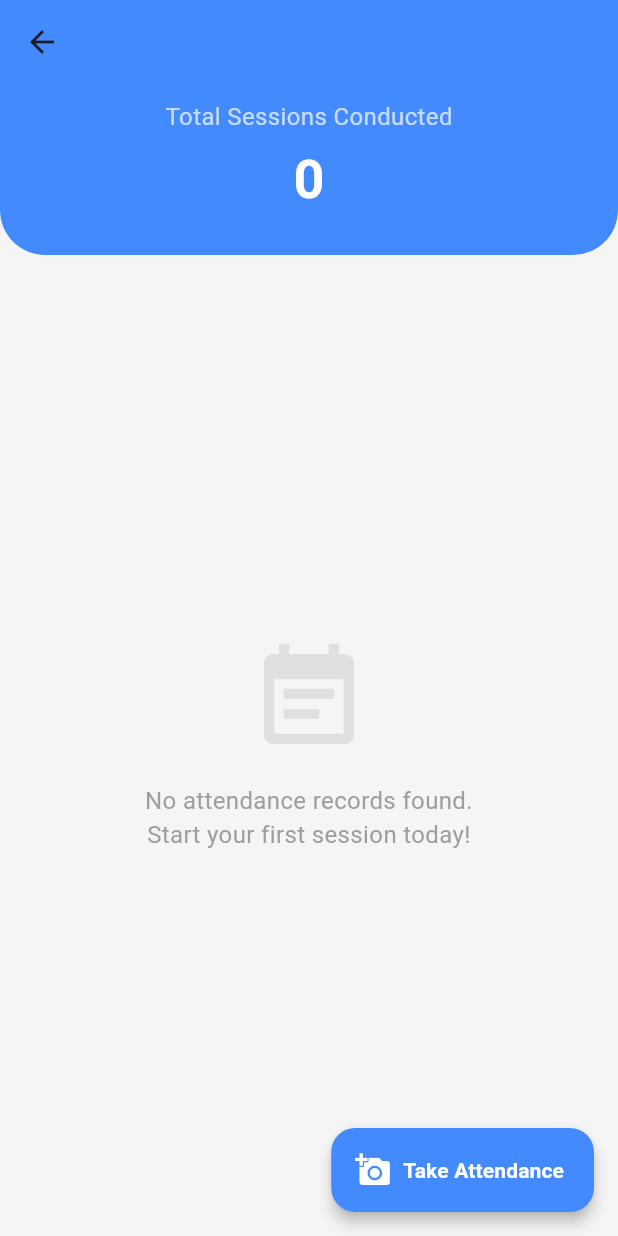
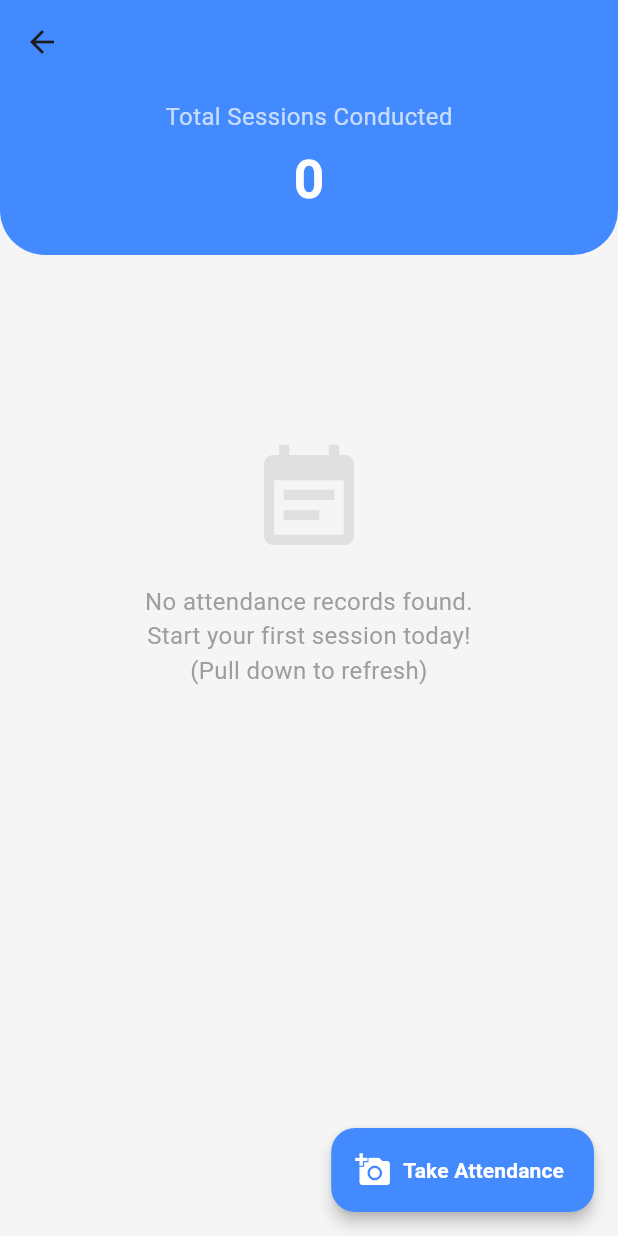
Before and after one commit to MustafaAhmed2614/Smart-Attendance-System-FYP, a Flutter app: the CourseSessionsScreen screen opened directly with empty values, on a phone screen of 412 x 824 dp. Run offline on Flutter 3.47's test engine with Material 3 defaults, Android fonts, the phone set to English and light mode, and no system bars; our stand-ins replace image_picker; network calls fail.

Commit message:
update-bugs

```diff
--- a/mobile_app/lib/screens/course_attendance_screen.dart
+++ b/mobile_app/lib/screens/course_attendance_screen.dart
@@ -623,7 +623,7 @@ class _CourseAttendanceScreenState extends State<CourseAttendanceScreen> {
 
   @override
   Widget build(BuildContext context) {
-    // ✨ WillPopScope taake Back button block ho jaye uploading ke waqt
+
     return WillPopScope(
       onWillPop: () async => !isUploadingFaces,
       child: DefaultTabController(
@@ -640,7 +640,7 @@ class _CourseAttendanceScreenState extends State<CourseAttendanceScreen> {
               ],
             ),
           ),
-          // ✨ Stack lagaya gaya hai Full Screen Loading ke liye
+
           body: Stack(
             children: [
               TabBarView(
@@ -890,7 +890,7 @@ class _CourseAttendanceScreenState extends State<CourseAttendanceScreen> {
                 ],
               ),
 
-              // ✨ Loading Overlay yahan hai
+
               if (isUploadingFaces)
                 Container(
                   width: double.infinity,
--- a/mobile_app/lib/screens/course_session_screen.dart
+++ b/mobile_app/lib/screens/course_session_screen.dart
@@ -19,37 +19,46 @@ class CourseSessionsScreen extends StatefulWidget {
 }
 
 class _CourseSessionsScreenState extends State<CourseSessionsScreen> {
-  late Future<List<String>> _sessionsFuture;
+  // ✨ FutureBuilder ki jagah manual state variables
+  List<String> sessions = [];
+  bool isLoading = true;
   final String backendUrl = AppConfig.backendUrl;
 
   @override
   void initState() {
     super.initState();
-    _sessionsFuture = fetchCourseSessions(widget.courseName);
+    fetchCourseSessions();
   }
 
-  Future<List<String>> fetchCourseSessions(String courseName) async {
+  // ✨ Naya Fetch Logic
+  Future<void> fetchCourseSessions() async {
     final url = Uri.parse(
-      '$backendUrl/course-sessions/${Uri.encodeComponent(courseName)}',
+      '$backendUrl/course-sessions/${Uri.encodeComponent(widget.courseName)}',
     );
     try {
-      print("Calling API: $url");
       final response = await http.get(url).timeout(const Duration(seconds: 10));
+
+      if (!mounted) return;
 
       if (response.statusCode == 200) {
         final data = json.decode(response.body);
         if (data['status'] == 'Success') {
-          return List<String>.from(data['sessions']);
-        }
-      }
-      return [];
-    } catch (e) {
-      print('Error fetching sessions: $e');
-      return [];
+          setState(() {
+            sessions = List<String>.from(data['sessions']);
+            isLoading = false; // Data aane ke baad loading off
+          });
+          return;
         }
       }
 
-  // ✨ UPDATE: Ab yeh function Din ka naam bhi batayega (e.g., Monday, 09 Jun 2026)
+      // Agar status success nahi hai
+      if (mounted) setState(() => isLoading = false);
+    } catch (e) {
+      print('Error fetching sessions: $e');
+      if (mounted) setState(() => isLoading = false);
+    }
+  }
+
   String getFormattedDate(String dateStr) {
     try {
       DateTime dt = DateTime.parse(dateStr);
@@ -77,8 +86,7 @@ class _CourseSessionsScreenState extends State<CourseSessionsScreen> {
         "Sunday",
       ];
 
-      String dayName =
-          weekdays[dt.weekday - 1]; // Dart mein 1=Monday, 7=Sunday hota hai
+      String dayName = weekdays[dt.weekday - 1];
       String dayNum = dt.day.toString().padLeft(2, '0');
       String monthName = months[dt.month - 1];
 
@@ -131,33 +139,9 @@ class _CourseSessionsScreenState extends State<CourseSessionsScreen> {
         backgroundColor: Colors.blueAccent,
         elevation: 0,
       ),
-      body: FutureBuilder<List<String>>(
-        future: _sessionsFuture,
-        builder: (context, snapshot) {
-          if (snapshot.connectionState == ConnectionState.waiting) {
-            return const Center(
-              child: CircularProgressIndicator(color: Colors.blueAccent),
-            );
-          } else if (snapshot.hasError) {
-            return Center(
-              child: Column(
-                mainAxisAlignment: MainAxisAlignment.center,
+      body: Column(
         children: [
-                  Icon(Icons.error_outline, size: 60, color: Colors.red[300]),
-                  const SizedBox(height: 10),
-                  const Text(
-                    'Error loading dates! Check connection.',
-                    style: TextStyle(color: Colors.grey),
-                  ),
-                ],
-              ),
-            );
-          }
-
-          final sessions = snapshot.data ?? [];
-
-          return Column(
-            children: [
+          // Header hamesha show hoga
           Container(
             width: double.infinity,
             padding: const EdgeInsets.only(bottom: 25, top: 10),
@@ -176,7 +160,9 @@ class _CourseSessionsScreenState extends State<CourseSessionsScreen> {
                 ),
                 const SizedBox(height: 5),
                 Text(
-                      "${sessions.length}",
+                  isLoading
+                      ? "-"
+                      : "${sessions.length}", // Loading ke waqt dash show karega
                   style: const TextStyle(
                     color: Colors.white,
                     fontSize: 36,
@@ -187,12 +173,24 @@ class _CourseSessionsScreenState extends State<CourseSessionsScreen> {
             ),
           ),
 
+          // ✨ Main List area
           Expanded(
+            child: isLoading
+                ? const Center(
+                    child: CircularProgressIndicator(color: Colors.blueAccent),
+                  )
+                : RefreshIndicator(
+                    // ✨ Pull to Refresh lag gaya
+                    onRefresh: fetchCourseSessions,
+                    color: Colors.blueAccent,
                     child: sessions.isEmpty
-                    ? Center(
-                        child: Column(
-                          mainAxisAlignment: MainAxisAlignment.center,
+                        ? ListView(
+                            physics: const AlwaysScrollableScrollPhysics(),
                             children: [
+                              SizedBox(
+                                height:
+                                    MediaQuery.of(context).size.height * 0.15,
+                              ),
                               Icon(
                                 Icons.event_note,
                                 size: 80,
@@ -200,7 +198,7 @@ class _CourseSessionsScreenState extends State<CourseSessionsScreen> {
                               ),
                               const SizedBox(height: 16),
                               const Text(
-                              'No attendance records found.\nStart your first session today!',
+                                'No attendance records found.\nStart your first session today!\n(Pull down to refresh)',
                                 textAlign: TextAlign.center,
                                 style: TextStyle(
                                   fontSize: 16,
@@ -208,17 +206,13 @@ class _CourseSessionsScreenState extends State<CourseSessionsScreen> {
                                 ),
                               ),
                             ],
-                        ),
                           )
-                    : // ... ListView.builder ka ye part replace karein ...
-                      ListView.builder(
+                        : ListView.builder(
+                            physics: const AlwaysScrollableScrollPhysics(),
                             padding: const EdgeInsets.all(15),
                             itemCount: sessions.length,
                             itemBuilder: (context, index) {
                               final date = sessions[index];
-
-                          // ✨ LOGIC: List ulta chal raha hai toh index ko adjust kar sakte hain
-                          // Agar latest session sab se upar chahiye toh (sessions.length - index) use karein
                               int sessionNumber = sessions.length - index;
 
                               return Card(
@@ -254,7 +248,9 @@ class _CourseSessionsScreenState extends State<CourseSessionsScreen> {
                                           ),
                                           decoration: BoxDecoration(
                                             color: Colors.blue.withOpacity(0.1),
-                                        borderRadius: BorderRadius.circular(12),
+                                            borderRadius: BorderRadius.circular(
+                                              12,
+                                            ),
                                           ),
                                           child: Column(
                                             children: [
@@ -279,13 +275,11 @@ class _CourseSessionsScreenState extends State<CourseSessionsScreen> {
                                           ),
                                         ),
                                         const SizedBox(width: 15),
-
                                         Expanded(
                                           child: Column(
                                             crossAxisAlignment:
                                                 CrossAxisAlignment.start,
                                             children: [
-                                          // ✨ NAYA UI: Session Numbering
                                               Text(
                                                 "Session #$sessionNumber",
                                                 style: const TextStyle(
@@ -305,7 +299,6 @@ class _CourseSessionsScreenState extends State<CourseSessionsScreen> {
                                             ],
                                           ),
                                         ),
-
                                         Container(
                                           padding: const EdgeInsets.all(8),
                                           decoration: BoxDecoration(
@@ -326,9 +319,8 @@ class _CourseSessionsScreenState extends State<CourseSessionsScreen> {
                             },
                           ),
                   ),
+          ),
         ],
-          );
-        },
       ),
       floatingActionButton: FloatingActionButton.extended(
         onPressed: () {
@@ -343,9 +335,11 @@ class _CourseSessionsScreenState extends State<CourseSessionsScreen> {
               ),
             ),
           ).then((_) {
+            // ✨ Screen wapas aane par automatically reload ho jayega
             setState(() {
-              _sessionsFuture = fetchCourseSessions(widget.courseName);
+              isLoading = true;
             });
+            fetchCourseSessions();
           });
         },
         icon: const Icon(Icons.add_a_photo, color: Colors.white),
```
Lines whose indentation alone changed are shown as unchanged.
